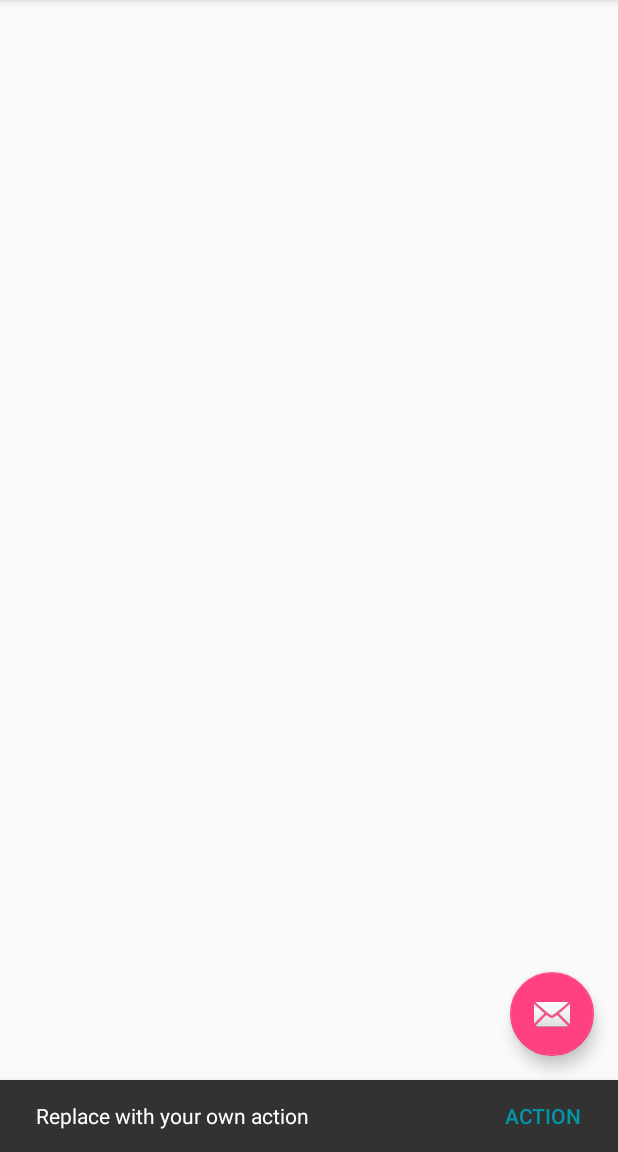
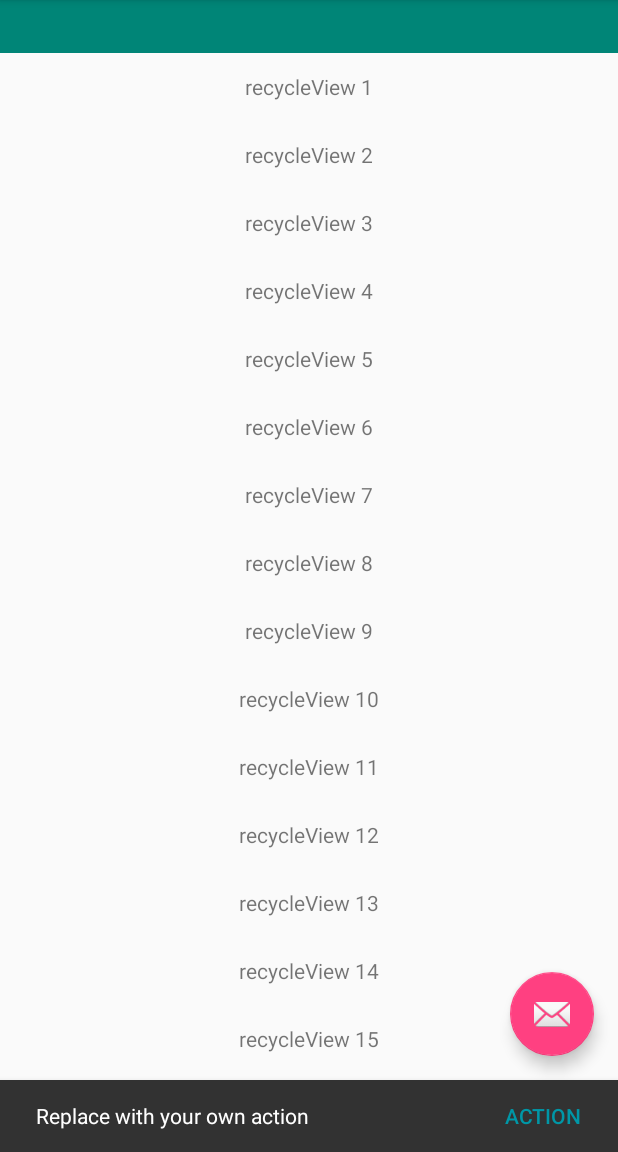
Before and after one commit to leaderliang/kiipu-android, an Android app: the screen it shows after launch (NavigationDrawerActivity), after a tap on an icon or button, on a phone screen of 412 x 824 dp, the part 84-1236 px from its top. Run offline under Robolectric (Android 15) with nearby library versions, the phone set to English and light mode, and no system bars.

Commit message:
add recycleView

```diff
--- a/kiipu/build.gradle
+++ b/kiipu/build.gradle
@@ -36,6 +36,7 @@ dependencies {
     compile fileTree(dir: 'libs', include: ['*.jar'])
     // 图片加载库
     compile 'com.android.support:appcompat-v7:25.3.0'
+    compile 'com.android.support:recyclerview-v7:25.3.0'
     compile 'com.github.bumptech.glide:glide:3.7.0'
     compile 'com.android.support:design:25.3.0'
 }
--- a/kiipu/src/main/AndroidManifest.xml
+++ b/kiipu/src/main/AndroidManifest.xml
@@ -3,6 +3,7 @@
           package="com.mycreat.kiipu">
 
     <application
+            android:name=".core.KiipuApplication"
             android:allowBackup="true"
             android:icon="@mipmap/ic_launcher"
             android:label="@string/app_name"
@@ -18,7 +19,9 @@
             </intent-filter>
         </activity>
 
-        <activity android:name=".activity.MainActivity"/>
+        <activity android:name=".activity.MainActivity"
+                  android:label="mainActivity"
+        />
 
     </application>
 
--- a/kiipu/src/main/java/com/mycreat/kiipu/activity/NavigationDrawerActivity.java
+++ b/kiipu/src/main/java/com/mycreat/kiipu/activity/NavigationDrawerActivity.java
@@ -1,56 +1,122 @@
 package com.mycreat.kiipu.activity;
 
+import android.content.DialogInterface;
 import android.content.Intent;
 import android.graphics.Color;
 import android.os.Bundle;
 import android.support.design.widget.FloatingActionButton;
 import android.support.design.widget.Snackbar;
+import android.support.v7.app.AlertDialog;
+import android.support.v7.widget.LinearLayoutManager;
+import android.support.v7.widget.RecyclerView;
 import android.view.View;
 import android.support.design.widget.NavigationView;
 import android.support.v4.view.GravityCompat;
 import android.support.v4.widget.DrawerLayout;
 import android.support.v7.app.ActionBarDrawerToggle;
-import android.support.v7.app.AppCompatActivity;
 import android.support.v7.widget.Toolbar;
 import android.view.Menu;
 import android.view.MenuItem;
 import com.mycreat.kiipu.R;
+import com.mycreat.kiipu.adapter.RecycleAdapter;
+import com.mycreat.kiipu.core.BaseActivity;
 
-public class NavigationDrawerActivity extends AppCompatActivity
+
+public class NavigationDrawerActivity extends BaseActivity
         implements NavigationView.OnNavigationItemSelectedListener {
 
+
+    private FloatingActionButton fab;
+    private Toolbar toolbar;
+    private DrawerLayout drawer;
+    private NavigationView navigationView;
+    private RecyclerView mRecyclerView;
+    private LinearLayoutManager mLayoutManager;
+
     @Override
-    protected void onCreate(Bundle savedInstanceState) {
-        super.onCreate(savedInstanceState);
-        setContentView(R.layout.activity_navigation_drawer);
-        Toolbar toolbar = (Toolbar) findViewById(R.id.toolbar);
+    public int getLayoutId() {
+        return R.layout.activity_navigation_drawer;
+    }
+
+    @Override
+    public void initViews() {
+        toolbar = initViewById(R.id.toolbar);
+
+        fab = initViewById(R.id.fab);
+        // main layout
+        drawer = initViewById(R.id.drawer_layout);
+        // left menu
+        navigationView = initViewById(R.id.nav_view);
+
+        mRecyclerView = initViewById(R.id.recyclerView);
+
         setSupportActionBar(toolbar);
+        ActionBarDrawerToggle toggle = new ActionBarDrawerToggle(
+                this, drawer, toolbar, R.string.navigation_drawer_open, R.string.navigation_drawer_close);
+        drawer.setDrawerListener(toggle);
+        toggle.syncState();
+        // 设置固定大小
+        mRecyclerView.setHasFixedSize(true);
+        // 创建线性布局
+        mLayoutManager = new LinearLayoutManager(this);
+        mLayoutManager.setOrientation(LinearLayoutManager.VERTICAL);
+        mRecyclerView.setLayoutManager(mLayoutManager);
+        RecycleAdapter adapter = new RecycleAdapter(this);
+        mRecyclerView.setAdapter(adapter);
+    }
 
-        FloatingActionButton fab = (FloatingActionButton) findViewById(R.id.fab);
-        fab.setOnClickListener(new View.OnClickListener() {
-            @Override
-            public void onClick(View view) {
-                Snackbar.make(view, "Replace with your own action", Snackbar.LENGTH_LONG)
+    @Override
+    public void initListener() {
+        fab.setOnClickListener(this);
+        navigationView.setNavigationItemSelectedListener(this);
+    }
+
+    @Override
+    public void initData() {
+
+    }
+
+    @Override
+    public void onViewClick(View v) {
+        switch (v.getId()){
+            case R.id.fab:
+                Snackbar.make(v, "Replace with your own action", Snackbar.LENGTH_LONG)
                         .setAction("Action", new View.OnClickListener() {
                             @Override
                             public void onClick(View v) {
                                 // Perform anything for the action selected
+                                AlertDialog.Builder builder = new AlertDialog.Builder(v.getContext());
+                                builder.setTitle ("Hello Dialog")
+//                                      .setIcon(R.drawable.ic_menu_camera)
+                                        .setCancelable(false)
+                                        .setMessage ("Is this material design?")
+                                        .setPositiveButton("Yes", new DialogInterface.OnClickListener() {
+                                            @Override
+                                            public void onClick(DialogInterface dialog, int which) {
+
+                                            }
+                                        })
+                                        .setNegativeButton("No", new DialogInterface.OnClickListener() {
+                                            @Override
+                                            public void onClick(DialogInterface dialog, int which) {
+
+                                            }
+                                        });
+                                builder.show();
                             }
                         })
                         .setActionTextColor(Color.parseColor("#0097A7"))
                         .setDuration(1000)
                         .show();
-            }
-        });
+                break;
+        }
+    }
 
-        DrawerLayout drawer = (DrawerLayout) findViewById(R.id.drawer_layout);
-        ActionBarDrawerToggle toggle = new ActionBarDrawerToggle(
-                this, drawer, toolbar, R.string.navigation_drawer_open, R.string.navigation_drawer_close);
-        drawer.setDrawerListener(toggle);
-        toggle.syncState();
+    @Override
+    protected void onCreate(Bundle savedInstanceState) {
+        super.onCreate(savedInstanceState);
 
-        NavigationView navigationView = (NavigationView) findViewById(R.id.nav_view);
-        navigationView.setNavigationItemSelectedListener(this);
+
     }
 
     @Override
@@ -106,7 +172,6 @@ public class NavigationDrawerActivity extends AppCompatActivity
 
         }
 
-        DrawerLayout drawer = (DrawerLayout) findViewById(R.id.drawer_layout);
         drawer.closeDrawer(GravityCompat.START);
         return true;
     }
--- /dev/null
+++ b/kiipu/src/main/java/com/mycreat/kiipu/adapter/RecycleAdapter.java
@@ -0,0 +1,62 @@
+package com.mycreat.kiipu.adapter;
+
+import android.content.Context;
+import android.support.v7.widget.RecyclerView;
+import android.view.LayoutInflater;
+import android.view.View;
+import android.view.ViewGroup;
+import android.widget.TextView;
+import com.mycreat.kiipu.R;
+
+/**
+ * Created by leaderliang on 2017/3/30.
+ * email: leaderliang.dev@gmail.com
+ * TODO
+ */
+public class RecycleAdapter extends RecyclerView.Adapter<RecycleAdapter.ViewHolder> {
+
+
+    private final Context context;
+    private LayoutInflater mInflater;
+    private String[] mTitles = null;
+
+    public RecycleAdapter(Context context) {
+        this.context = context;
+        this.mInflater = LayoutInflater.from(context);
+
+        this.mTitles = new String[222];
+        for (int i = 0; i < 222; i++) {
+            int index = i + 1;
+            mTitles[i] = "recycleView " + index;
+        }
+
+    }
+
+    @Override
+    public ViewHolder onCreateViewHolder(ViewGroup parent, int viewType) {
+        View view = mInflater.inflate(R.layout.item_recycle_view,parent,false);
+        ViewHolder viewHolder = new ViewHolder(view);
+        return viewHolder;
+    }
+
+    @Override
+    public void onBindViewHolder(ViewHolder holder, int position) {
+        holder.item_tv.setText(mTitles[position]);
+    }
+
+
+    @Override
+    public int getItemCount() {
+        return mTitles.length;
+    }
+
+    public static class ViewHolder extends RecyclerView.ViewHolder {
+        public TextView item_tv;
+
+        public ViewHolder(View view) {
+            super(view);
+            item_tv = (TextView) view.findViewById(R.id.item_recycle_tv);
+        }
+    }
+
+}
--- /dev/null
+++ b/kiipu/src/main/java/com/mycreat/kiipu/core/AppManager.java
@@ -0,0 +1,118 @@
+package com.mycreat.kiipu.core;
+
+import android.app.Activity;
+import android.content.Context;
+
+import java.util.Stack;
+
+/**
+ * activity堆栈式管理
+ */
+public class AppManager {
+
+    private static Stack<Activity> activityStack;
+    private static AppManager instance;
+
+    private AppManager() {
+    }
+
+    /**
+     * 单一实例
+     */
+    public static AppManager getAppManager() {
+        if (instance == null) {
+            instance = new AppManager();
+        }
+        return instance;
+    }
+
+    /**
+     * 添加Activity到堆栈
+     */
+    public void addActivity(Activity activity) {
+        if (activityStack == null) {
+            activityStack = new Stack<>();
+        }
+        activityStack.add(activity);
+    }
+
+    /**
+     * 获取当前Activity（堆栈中最后一个压入的）
+     */
+    public Activity currentActivity() {
+        Activity activity = activityStack.lastElement();
+        return activity;
+    }
+
+    /**
+     * 结束当前Activity（堆栈中最后一个压入的）
+     */
+    public void finishActivity() {
+        Activity activity = activityStack.lastElement();
+        finishActivity(activity);
+    }
+
+    /**
+     * 结束指定的Activity
+     */
+    public void finishActivity(Activity activity) {
+        if (activity != null && !activity.isFinishing()) {
+            activityStack.remove(activity);
+            activity.finish();
+            activity = null;
+        }
+    }
+
+    /**
+     * 结束指定类名的Activity
+     */
+    public void finishActivity(Class<?> cls) {
+        for (Activity activity : activityStack) {
+            if (activity.getClass().equals(cls)) {
+                finishActivity(activity);
+                break;
+            }
+        }
+    }
+
+    /**
+     * 结束所有Activity
+     */
+    public void finishAllActivity() {
+        for (int i = 0, size = activityStack.size(); i < size; i++) {
+            if (null != activityStack.get(i)) {
+                finishActivity(activityStack.get(i));
+                break;
+            }
+        }
+        activityStack.clear();
+    }
+
+    /**
+     * 获取指定的Activity
+     *
+     * @author kymjs
+     */
+    public static Activity getActivity(Class<?> cls) {
+        if (activityStack != null)
+            for (Activity activity : activityStack) {
+                if (activity.getClass().equals(cls)) {
+                    return activity;
+                }
+            }
+        return null;
+    }
+
+    /**
+     * 退出应用程序
+     */
+    public void appExit(Context context) {
+        try {
+            finishAllActivity();
+            // 杀死该应用进程
+            android.os.Process.killProcess(android.os.Process.myPid());
+            System.exit(0);
+        } catch (Exception e) {
+        }
+    }
+}
--- /dev/null
+++ b/kiipu/src/main/java/com/mycreat/kiipu/core/BaseActivity.java
@@ -0,0 +1,82 @@
+package com.mycreat.kiipu.core;
+
+import android.app.Activity;
+import android.os.Bundle;
+import android.support.annotation.Nullable;
+import android.support.v7.app.AppCompatActivity;
+import android.support.v7.widget.Toolbar;
+import android.util.SparseArray;
+import android.view.View;
+
+/**
+ * Created by leaderliang on 2017/3/30.
+ * email: leaderliang.dev@gmail.com
+ * TODO
+ */
+public abstract class BaseActivity extends AppCompatActivity implements View.OnClickListener {
+
+    private SparseArray<Object> mViews;
+
+    protected Activity mContext;
+
+    public abstract int getLayoutId();
+
+    public abstract void initViews();
+
+    public abstract void initListener();
+
+    public abstract void initData();
+
+    public abstract void onViewClick(View v);
+
+    @Override
+    public void onClick(View v) {
+        onViewClick(v);
+    }
+
+
+    @Override
+    protected void onCreate(@Nullable Bundle savedInstanceState) {
+        super.onCreate(savedInstanceState);
+        mViews = new SparseArray<>();
+        setContentView(getLayoutId());
+        initViews();
+        initListener();
+        initData();
+        mContext = this;
+        AppManager.getAppManager().addActivity(this);
+
+    }
+
+    protected <T extends View> T initViewById(int viewId) {
+        T view = (T) mViews.get(viewId);
+        if (view == null) {
+            view = (T) findViewById(viewId);
+            mViews.put(viewId, view);
+        }
+        return view;
+    }
+
+    public <T extends View> void setOnClick(T view) {
+        view.setOnClickListener(this);
+    }
+
+    protected void setToolBar(Toolbar toolbar, String title) {
+        toolbar.setTitle(title);
+        setSupportActionBar(toolbar);
+        getSupportActionBar().setDisplayHomeAsUpEnabled(true);
+        getSupportActionBar().setDisplayShowHomeEnabled(true);
+        toolbar.setNavigationOnClickListener(new View.OnClickListener() {
+            @Override
+            public void onClick(View view) {
+                onBackPressed();
+            }
+        });
+    }
+
+    @Override
+    protected void onDestroy() {
+        super.onDestroy();
+        AppManager.getAppManager().finishActivity(this);
+    }
+}
--- /dev/null
+++ b/kiipu/src/main/java/com/mycreat/kiipu/core/KiipuApplication.java
@@ -0,0 +1,60 @@
+package com.mycreat.kiipu.core;
+
+import android.app.Activity;
+import android.app.Application;
+import android.content.Context;
+import android.util.DisplayMetrics;
+import android.view.Display;
+import android.view.WindowManager;
+
+import java.util.ArrayList;
+
+/**
+ * Created by leaderliang on 2017/3/30.
+ * email: leaderliang.dev@gmail.com
+ * TODO
+ */
+public class KiipuApplication extends Application {
+
+
+    private static KiipuApplication instance;
+    private static Context appContext;
+    private ArrayList<Activity> listActivitys;
+    public static int SCREEN_WIDTH = -1;
+    public static int SCREEN_HEIGHT = -1;
+    public static float DIMEN_RATE = -1.0F;
+    public static int DIMEN_DPI = -1;
+
+    public static synchronized KiipuApplication getInsance() {
+        return instance;
+    }
+
+
+    @Override
+    public void onCreate() {
+        super.onCreate();
+        instance = this;
+        appContext = this;
+        getScreenSize();
+
+    }
+
+    public void getScreenSize() {
+        WindowManager windowManager = (WindowManager) this.getSystemService(appContext.WINDOW_SERVICE);
+        DisplayMetrics dm = new DisplayMetrics();
+        Display display = windowManager.getDefaultDisplay();
+        display.getMetrics(dm);
+        DIMEN_RATE = dm.density / 1.0F;
+        DIMEN_DPI = dm.densityDpi;
+        SCREEN_WIDTH = dm.widthPixels;
+        SCREEN_HEIGHT = dm.heightPixels;
+        if (SCREEN_WIDTH > SCREEN_HEIGHT) {
+            int t = SCREEN_HEIGHT;
+            SCREEN_HEIGHT = SCREEN_WIDTH;
+            SCREEN_WIDTH = t;
+        }
+    }
+
+
+
+}
--- a/kiipu/src/main/res/layout/activity_main.xml
+++ b/kiipu/src/main/res/layout/activity_main.xml
@@ -11,7 +11,6 @@
         <variable name="user" type="User"/>
     </data>
     <RelativeLayout
-
             android:id="@+id/activity_main"
             android:layout_width="match_parent"
             android:layout_height="match_parent"
--- a/kiipu/src/main/res/layout/app_bar_navigation_drawer.xml
+++ b/kiipu/src/main/res/layout/app_bar_navigation_drawer.xml
@@ -6,6 +6,7 @@
         android:layout_width="match_parent"
         android:layout_height="match_parent"
         android:fitsSystemWindows="true"
+
         tools:context="com.mycreat.kiipu.activity.NavigationDrawerActivity">
 
     <android.support.design.widget.AppBarLayout
@@ -18,12 +19,37 @@
                 android:layout_width="match_parent"
                 android:layout_height="?attr/actionBarSize"
                 android:background="?attr/colorPrimary"
-                app:popupTheme="@style/AppTheme.PopupOverlay"/>
+                app:popupTheme="@style/AppTheme.PopupOverlay"
+                app:layout_scrollFlags="scroll|enterAlways"
+        />
+
 
     </android.support.design.widget.AppBarLayout>
 
+<LinearLayout android:layout_width="match_parent"
+              android:layout_height="match_parent"
+              app:layout_behavior="@string/appbar_scrolling_view_behavior"
+              android:orientation="vertical"
+>
+
+
+    <ImageView android:layout_width="match_parent" android:layout_height="35dp"
+               android:background="@color/accent_material_light"
+    />
+
+    <android.support.v7.widget.RecyclerView
+            android:id="@+id/recyclerView"
+            android:layout_width="match_parent"
+            android:layout_height="match_parent"
+            android:scrollbars="vertical"
+            android:orientation="vertical"
+            app:layout_behavior="@string/appbar_scrolling_view_behavior"
+
+    />
+
+</LinearLayout>
+
     <include layout="@layout/content_navigation_drawer"/>
-
     <!-- FloatingActionButton 需在 CoordinatorLayout 布局里才可以和从下面弹出的 'toast' 联动-->
     <android.support.design.widget.FloatingActionButton
             android:id="@+id/fab"
--- /dev/null
+++ b/kiipu/src/main/res/layout/item_recycle_view.xml
@@ -0,0 +1,13 @@
+<?xml version="1.0" encoding="utf-8"?>
+<RelativeLayout xmlns:android="http://schemas.android.com/apk/res/android"
+              android:layout_width="match_parent"
+              android:layout_height="45dp">
+
+    <TextView android:id="@+id/item_recycle_tv"
+              android:layout_width="wrap_content"
+              android:layout_height="wrap_content"
+              android:text="recycleView"
+              android:layout_centerInParent="true"
+    />
+
+</RelativeLayout>
--- a/kiipu/src/main/res/values/dimens.xml
+++ b/kiipu/src/main/res/values/dimens.xml
@@ -3,7 +3,7 @@
     <dimen name="activity_horizontal_margin">16dp</dimen>
     <dimen name="activity_vertical_margin">16dp</dimen>
     <!-- Default screen margins, per the Android Design guidelines. -->
-    <dimen name="nav_header_vertical_spacing">16dp</dimen>
+    <dimen name="nav_header_vertical_spacing">10dp</dimen>
     <dimen name="nav_header_height">160dp</dimen>
     <dimen name="fab_margin">16dp</dimen>
 </resources>
--- a/kiipu/src/main/res/values/styles.xml
+++ b/kiipu/src/main/res/values/styles.xml
@@ -6,6 +6,7 @@
         <item name="colorPrimary">@color/colorPrimary</item>
         <item name="colorPrimaryDark">@color/colorPrimaryDark</item>
         <item name="colorAccent">@color/colorAccent</item>
+        <item name="alertDialogTheme">@style/Theme.AppCompat.Light.Dialog.Alert.Self</item>
     </style>
     <style name="AppTheme.NoActionBar">
         <item name="windowActionBar">false</item>
@@ -14,4 +15,9 @@
     <style name="AppTheme.AppBarOverlay" parent="ThemeOverlay.AppCompat.Dark.ActionBar"/>
     <style name="AppTheme.PopupOverlay" parent="ThemeOverlay.AppCompat.Light"/>
 
+
+    <style name="Theme.AppCompat.Light.Dialog.Alert.Self" parent="@style/Theme.AppCompat.Light.Dialog.Alert">
+        <!--修改AlertDialog按钮的颜色-->
+        <item name="colorAccent">@color/accent_material_light</item>
+    </style>
 </resources>
```
Also changed, not shown: kiipu/src/main/java/com/mycreat/kiipu/activity/MainActivity.java (+32 -8 lines).
